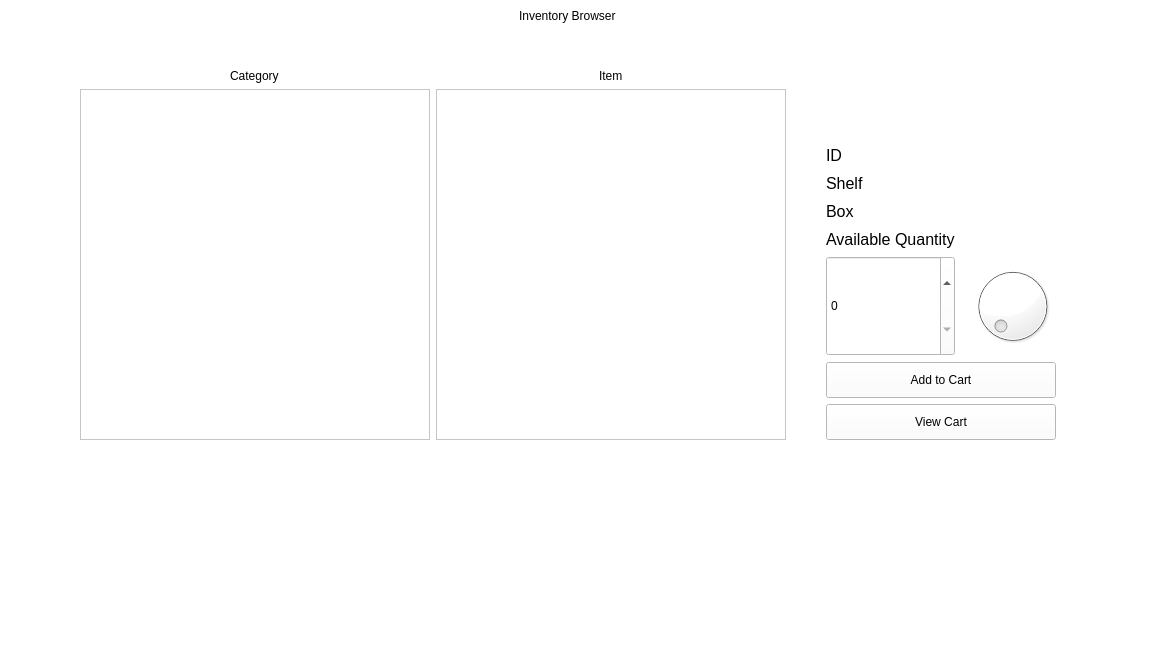
arc-bphc/sims-gui, file inventory.ui: the form before one commit.
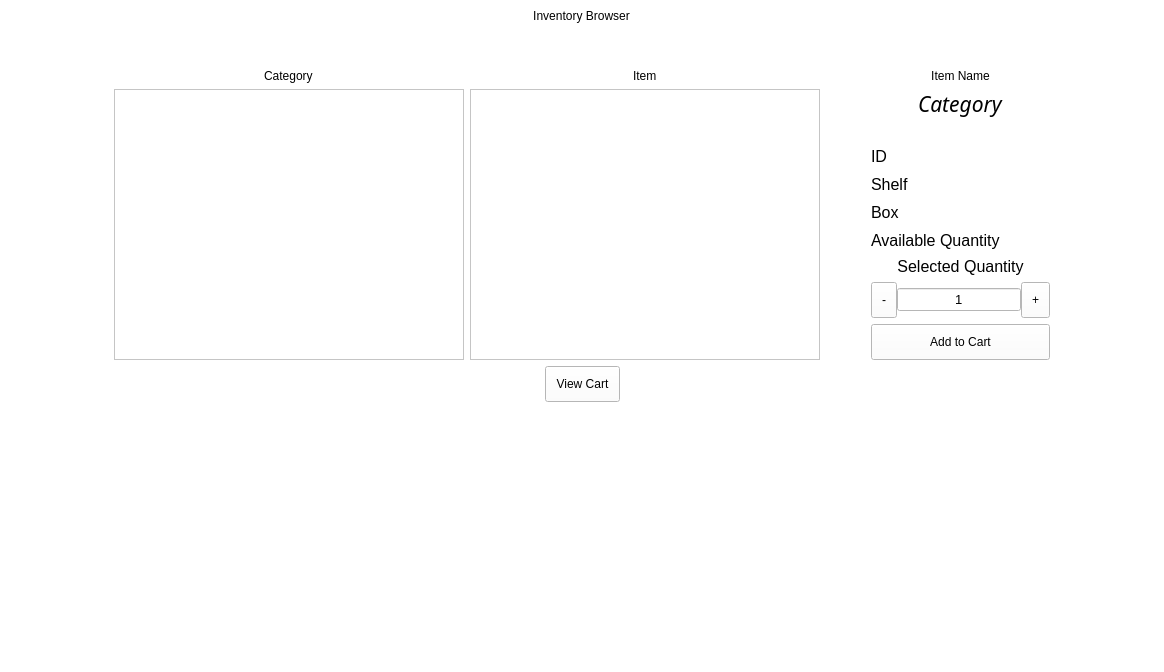
The form after the commit. Icons and pictures are not drawn.

Patch:
```diff
--- a/inventory.ui
+++ b/inventory.ui
@@ -20,45 +20,6 @@
   </property>
   <widget class="QWidget" name="centralwidget">
    <layout class="QGridLayout" name="gridLayout_3">
-    <item row="0" column="0">
-     <spacer name="horizontalSpacer">
-      <property name="orientation">
-       <enum>Qt::Horizontal</enum>
-      </property>
-      <property name="sizeHint" stdset="0">
-       <size>
-        <width>107</width>
-        <height>20</height>
-       </size>
-      </property>
-     </spacer>
-    </item>
-    <item row="1" column="1">
-     <spacer name="verticalSpacer_2">
-      <property name="orientation">
-       <enum>Qt::Vertical</enum>
-      </property>
-      <property name="sizeHint" stdset="0">
-       <size>
-        <width>20</width>
-        <height>40</height>
-       </size>
-      </property>
-     </spacer>
-    </item>
-    <item row="0" column="2">
-     <spacer name="horizontalSpacer_2">
-      <property name="orientation">
-       <enum>Qt::Horizontal</enum>
-      </property>
-      <property name="sizeHint" stdset="0">
-       <size>
-        <width>107</width>
-        <height>20</height>
-       </size>
-      </property>
-     </spacer>
-    </item>
     <item row="0" column="1">
      <layout class="QGridLayout" name="gridLayout_2">
       <item row="3" column="3">
@@ -75,16 +36,6 @@
         <property name="verticalSpacing">
          <number>6</number>
         </property>
-        <item row="10" column="0" colspan="2">
-         <widget class="QPushButton" name="cartButton">
-          <property name="focusPolicy">
-           <enum>Qt::NoFocus</enum>
-          </property>
-          <property name="text">
-           <string>View Cart</string>
-          </property>
-         </widget>
-        </item>
         <item row="2" column="0" colspan="2" alignment="Qt::AlignHCenter">
          <widget class="QLabel" name="partImage">
           <property name="maximumSize">
@@ -131,7 +82,7 @@
            <string notr="true">font: italic 16pt &quot;Noto Sans&quot;;</string>
           </property>
           <property name="text">
-           <string/>
+           <string>Category</string>
           </property>
          </widget>
         </item>
@@ -227,32 +178,43 @@
           </property>
          </widget>
         </item>
-        <item row="8" column="0">
-         <widget class="QSpinBox" name="qtySpinBox">
-          <property name="sizePolicy">
-           <sizepolicy hsizetype="Expanding" vsizetype="Expanding">
-            <horstretch>0</horstretch>
-            <verstretch>0</verstretch>
-           </sizepolicy>
-          </property>
-          <property name="minimumSize">
-           <size>
-            <width>0</width>
-            <height>0</height>
-           </size>
-          </property>
-          <property name="styleSheet">
-           <string notr="true"/>
-          </property>
-          <property name="buttonSymbols">
-           <enum>QAbstractSpinBox::UpDownArrows</enum>
-          </property>
-          <property name="correctionMode">
-           <enum>QAbstractSpinBox::CorrectToPreviousValue</enum>
-          </property>
-         </widget>
-        </item>
         <item row="9" column="0" colspan="2">
+         <layout class="QHBoxLayout" name="horizontalLayout_2">
+          <item>
+           <widget class="QPushButton" name="pushButton_2">
+            <property name="text">
+             <string>-</string>
+            </property>
+           </widget>
+          </item>
+          <item>
+           <widget class="QLineEdit" name="lineEdit">
+            <property name="font">
+             <font>
+              <pointsize>10</pointsize>
+             </font>
+            </property>
+            <property name="inputMethodHints">
+             <set>Qt::ImhPreferNumbers|Qt::ImhSensitiveData</set>
+            </property>
+            <property name="text">
+             <string>1</string>
+            </property>
+            <property name="alignment">
+             <set>Qt::AlignCenter</set>
+            </property>
+           </widget>
+          </item>
+          <item>
+           <widget class="QPushButton" name="pushButton">
+            <property name="text">
+             <string>+</string>
+            </property>
+           </widget>
+          </item>
+         </layout>
+        </item>
+        <item row="13" column="0" colspan="2">
          <widget class="QPushButton" name="addToCartButton">
           <property name="focusPolicy">
            <enum>Qt::NoFocus</enum>
@@ -260,10 +222,25 @@
           <property name="text">
            <string>Add to Cart</string>
           </property>
+          <property name="default">
+           <bool>false</bool>
+          </property>
          </widget>
         </item>
-        <item row="8" column="1">
-         <widget class="QDial" name="dial"/>
+        <item row="7" column="0" colspan="2">
+         <widget class="QLabel" name="label">
+          <property name="font">
+           <font>
+            <pointsize>12</pointsize>
+           </font>
+          </property>
+          <property name="text">
+           <string>Selected Quantity</string>
+          </property>
+          <property name="alignment">
+           <set>Qt::AlignCenter</set>
+          </property>
+         </widget>
         </item>
        </layout>
       </item>
@@ -275,6 +252,9 @@
         <property name="text">
          <string>Inventory Browser</string>
         </property>
+        <property name="alignment">
+         <set>Qt::AlignCenter</set>
+        </property>
        </widget>
       </item>
       <item row="2" column="1" alignment="Qt::AlignHCenter">
@@ -339,26 +319,16 @@
         </property>
        </spacer>
       </item>
-      <item row="3" column="4">
-       <spacer name="horizontalSpacer_4">
-        <property name="orientation">
-         <enum>Qt::Horizontal</enum>
-        </property>
-        <property name="sizeHint" stdset="0">
-         <size>
-          <width>40</width>
-          <height>20</height>
-         </size>
-        </property>
-       </spacer>
-      </item>
       <item row="2" column="3">
        <widget class="QLabel" name="partName">
         <property name="styleSheet">
          <string notr="true">font: 20pt &quot;Noto Sans&quot;;</string>
         </property>
         <property name="text">
-         <string/>
+         <string>Item Name</string>
+        </property>
+        <property name="alignment">
+         <set>Qt::AlignCenter</set>
         </property>
        </widget>
       </item>
@@ -386,6 +356,85 @@
       </item>
      </layout>
     </item>
+    <item row="0" column="0">
+     <spacer name="horizontalSpacer">
+      <property name="orientation">
+       <enum>Qt::Horizontal</enum>
+      </property>
+      <property name="sizeHint" stdset="0">
+       <size>
+        <width>107</width>
+        <height>20</height>
+       </size>
+      </property>
+     </spacer>
+    </item>
+    <item row="0" column="2">
+     <spacer name="horizontalSpacer_2">
+      <property name="orientation">
+       <enum>Qt::Horizontal</enum>
+      </property>
+      <property name="sizeHint" stdset="0">
+       <size>
+        <width>107</width>
+        <height>20</height>
+       </size>
+      </property>
+     </spacer>
+    </item>
+    <item row="1" column="1">
+     <layout class="QHBoxLayout" name="horizontalLayout_3">
+      <item>
+       <spacer name="horizontalSpacer_4">
+        <property name="orientation">
+         <enum>Qt::Horizontal</enum>
+        </property>
+        <property name="sizeHint" stdset="0">
+         <size>
+          <width>40</width>
+          <height>20</height>
+         </size>
+        </property>
+       </spacer>
+      </item>
+      <item>
+       <widget class="QPushButton" name="cartButton">
+        <property name="focusPolicy">
+         <enum>Qt::NoFocus</enum>
+        </property>
+        <property name="text">
+         <string>View Cart</string>
+        </property>
+       </widget>
+      </item>
+      <item>
+       <spacer name="horizontalSpacer_5">
+        <property name="orientation">
+         <enum>Qt::Horizontal</enum>
+        </property>
+        <property name="sizeHint" stdset="0">
+         <size>
+          <width>40</width>
+          <height>20</height>
+         </size>
+        </property>
+       </spacer>
+      </item>
+     </layout>
+    </item>
+    <item row="4" column="1">
+     <spacer name="verticalSpacer_2">
+      <property name="orientation">
+       <enum>Qt::Vertical</enum>
+      </property>
+      <property name="sizeHint" stdset="0">
+       <size>
+        <width>20</width>
+        <height>40</height>
+       </size>
+      </property>
+     </spacer>
+    </item>
    </layout>
   </widget>
  </widget>
```
Left out of the diff: 2 changed lines with no effect on the pictures.
